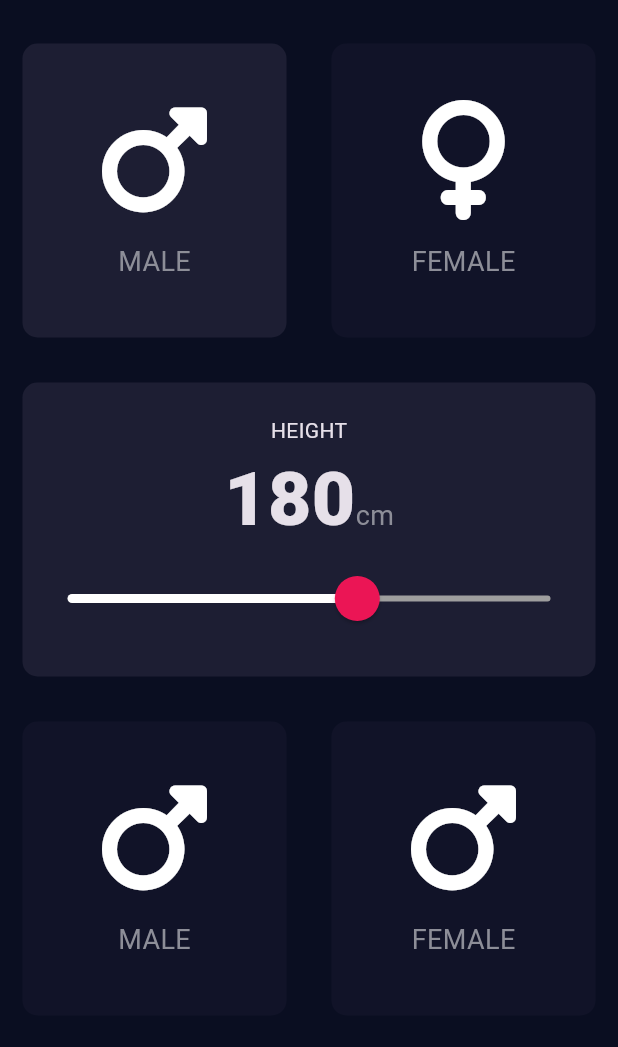
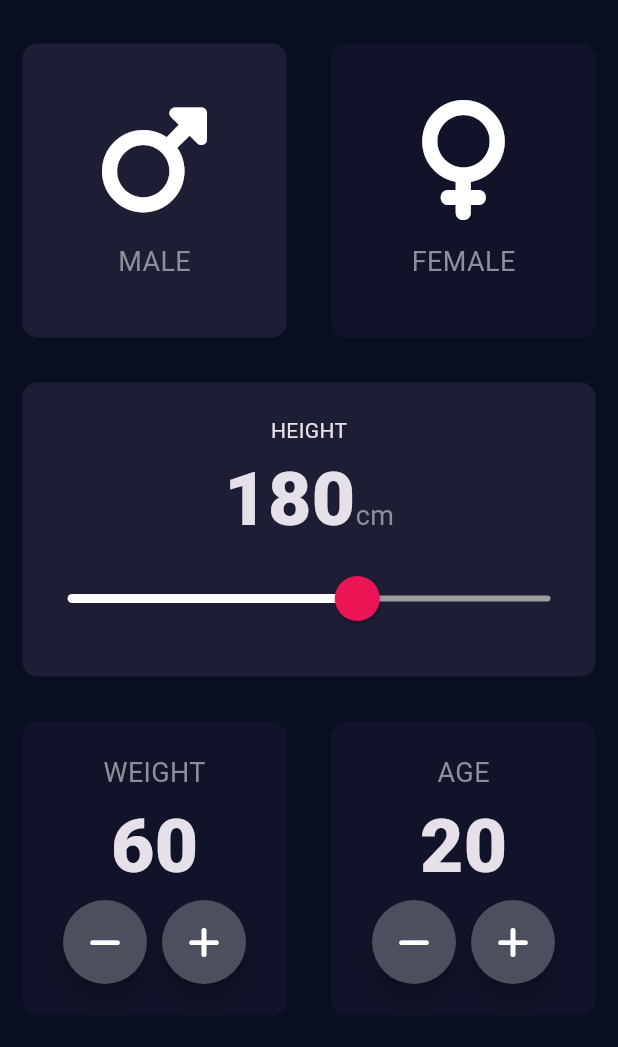
Before and after one commit to sakthi811/flutter-bmi-calculator, a Flutter app: the screen it shows after launch, on a phone screen of 412 x 824 dp, the part 63-1110 px from its top. Run offline on Flutter 3.47's test engine with Material 3 defaults, Android fonts, the phone set to English and light mode, and no system bars; our stand-ins replace font_awesome_flutter.

Commit message:
Completed Homescreen UI

```diff
--- /dev/null
+++ b/lib/bmi_param_widget_content.dart
@@ -0,0 +1,49 @@
+import 'dart:ui';
+
+import 'package:flutter/material.dart';
+import 'package:flutter_bmi_calc/round_icon_button.dart';
+import 'package:font_awesome_flutter/font_awesome_flutter.dart';
+
+import 'bmi_card.dart';
+import 'constants.dart';
+
+class BMIParamWidgetContent extends StatelessWidget {
+  BMIParamWidgetContent(
+      {required this.label,
+      required this.unitValue,
+      required this.onDecreased,
+      required this.onIncreased});
+
+  String label;
+  int unitValue;
+  VoidCallback onDecreased;
+  VoidCallback onIncreased;
+
+  @override
+  Widget build(BuildContext context) {
+    return Expanded(
+      child: BMICard(
+        colour: kInactiveCardColor,
+        cardChild: Column(
+          mainAxisAlignment: MainAxisAlignment.center,
+          children: <Widget>[
+            Text(label, style: kLabelTextStyle),
+            Text(unitValue.toString(), style: kBmiUnitLabelTextStyle),
+            Row(
+              mainAxisAlignment: MainAxisAlignment.center,
+              children: <Widget>[
+                RoundIconButton(
+                  icon: FontAwesomeIcons.minus,
+                  onPress: onDecreased,
+                ),
+                SizedBox(width: 10.0),
+                RoundIconButton(
+                    icon: FontAwesomeIcons.plus, onPress: onIncreased),
+              ],
+            )
+          ],
+        ),
+      ),
+    );
+  }
+}
--- a/lib/constants.dart
+++ b/lib/constants.dart
@@ -6,8 +6,9 @@ const kBottomContainerHeight = 80.0;
 const kActiveCardColor = Color(0xff1d1e33);
 const kInactiveCardColor = Color(0xff111328);
 const kBmiButtonColor = Color(0xffeb1555);
+const kFABColour = Color(0xff4c4f5e);
 const kSliderOverlayColor = Color(0x30eb1555);
 const TextStyle kLabelTextStyle =
     TextStyle(fontSize: 18.0, color: kBmiCardContentColor);
-const TextStyle kHeightLabelTextStyle =
+const TextStyle kBmiUnitLabelTextStyle =
     TextStyle(fontSize: 50.0, fontWeight: FontWeight.w900);
--- a/lib/bmi_row_widget.dart
+++ b/lib/gender_row_widget.dart
@@ -2,8 +2,8 @@ import 'package:flutter/cupertino.dart';
 import 'package:flutter/material.dart';
 import 'bmi_card.dart';
 
-class BMIRowWidget extends StatelessWidget {
-  BMIRowWidget(
+class GenderRowWidget extends StatelessWidget {
+  GenderRowWidget(
       {required this.maleCardColour,
       required this.femaleCardColour,
       required this.maleCardWidget,
--- a/lib/input_page.dart
+++ b/lib/input_page.dart
@@ -1,10 +1,12 @@
 import 'package:flutter/cupertino.dart';
 import 'package:flutter/material.dart';
+import 'package:flutter_bmi_calc/round_icon_button.dart';
 import 'package:font_awesome_flutter/font_awesome_flutter.dart';
 
 import 'bmi_card.dart';
-import 'bmi_card_content.dart';
-import 'bmi_row_widget.dart';
+import 'bmi_param_widget_content.dart';
+import 'gender_card_content.dart';
+import 'gender_row_widget.dart';
 import 'constants.dart';
 
 enum Gender { male, female }
@@ -19,6 +21,9 @@ class InputPage extends StatefulWidget {
 class _InputPageState extends State<InputPage> {
   Gender selectedGender = Gender.male;
   int height = 180;
+  int weight = 60;
+  int age = 20;
+
   @override
   Widget build(BuildContext context) {
     return Scaffold(
@@ -28,7 +33,7 @@ class _InputPageState extends State<InputPage> {
         body: Column(
           crossAxisAlignment: CrossAxisAlignment.stretch,
           children: <Widget>[
-            BMIRowWidget(
+            GenderRowWidget(
               maleCardColour: selectedGender == Gender.male
                   ? kActiveCardColor
                   : kInactiveCardColor,
@@ -68,7 +73,7 @@ class _InputPageState extends State<InputPage> {
                     children: <Widget>[
                       Text(
                         height.toString(),
-                        style: kHeightLabelTextStyle,
+                        style: kBmiUnitLabelTextStyle,
                       ),
                       Text(
                         'cm',
@@ -100,19 +105,39 @@ class _InputPageState extends State<InputPage> {
                 ],
               ),
             )),
-            BMIRowWidget(
-              maleCardColour: kInactiveCardColor,
-              femaleCardColour: kInactiveCardColor,
-              maleCardWidget: GenderCardContent(
-                iconData: FontAwesomeIcons.mars,
-                iconLabel: 'MALE',
+            Expanded(
+              child: Row(
+                children: <Widget>[
+                  BMIParamWidgetContent(
+                    label: 'WEIGHT',
+                    unitValue: weight,
+                    onDecreased: () {
+                      setState(() {
+                        weight--;
+                      });
+                    },
+                    onIncreased: () {
+                      setState(() {
+                        weight++;
+                      });
+                    },
+                  ),
+                  BMIParamWidgetContent(
+                    label: 'AGE',
+                    unitValue: age,
+                    onDecreased: () {
+                      setState(() {
+                        age--;
+                      });
+                    },
+                    onIncreased: () {
+                      setState(() {
+                        age++;
+                      });
+                    },
+                  ),
+                ],
               ),
-              femaleCardWidget: GenderCardContent(
-                iconData: FontAwesomeIcons.mars,
-                iconLabel: 'FEMALE',
-              ),
-              onMaleCardPressed: () {},
-              onFemaleCardPressed: () {},
             ),
             Container(
                 color: kBmiButtonColor,
--- /dev/null
+++ b/lib/round_icon_button.dart
@@ -0,0 +1,20 @@
+import 'package:flutter/material.dart';
+import 'package:flutter_bmi_calc/constants.dart';
+
+class RoundIconButton extends StatelessWidget {
+  RoundIconButton({required this.icon, required this.onPress});
+
+  final IconData icon;
+  final VoidCallback onPress;
+
+  @override
+  Widget build(BuildContext context) {
+    return RawMaterialButton(
+        onPressed: onPress,
+        elevation: 6.0,
+        constraints: BoxConstraints.tightFor(width: 56.0, height: 56.0),
+        shape: CircleBorder(),
+        fillColor: kFABColour,
+        child: Icon(icon));
+  }
+}
```
Also changed, not shown: lib/gender_card_content.dart (renamed from lib/bmi_card_content.dart), lib/result_page.dart (added).
